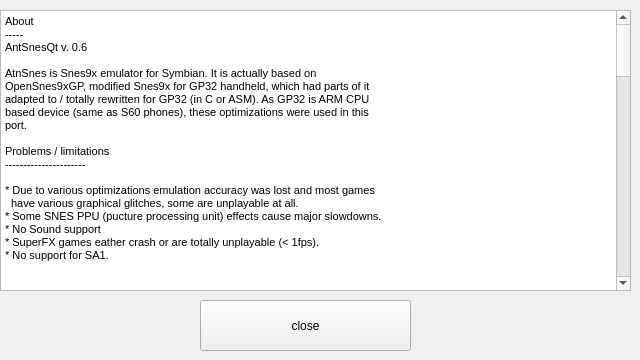
Old version of the form AntSnesQt/aboutdialog.ui in the repository Summeli/AntSnes.
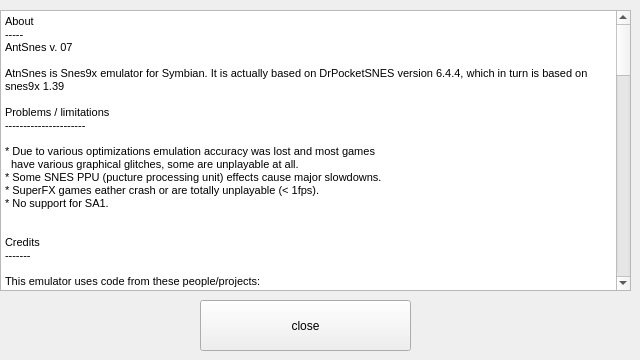
New version of the form.

Commit message: fixed keys, added showfps dialog. Added audiostuff with -0 flags in assembly for better audio quality -O2 stuff seems to be corrupting it.

The edit to the form file:
```diff
--- a/AntSnesQt/aboutdialog.ui
+++ b/AntSnesQt/aboutdialog.ui
@@ -61,13 +61,9 @@
 &lt;/style&gt;&lt;/head&gt;&lt;body style=&quot; font-family:'MS Shell Dlg 2'; font-size:8.25pt; font-weight:400; font-style:normal;&quot;&gt;
 &lt;p style=&quot; margin-top:0px; margin-bottom:0px; margin-left:0px; margin-right:0px; -qt-block-indent:0; text-indent:0px;&quot;&gt;&lt;span style=&quot; font-size:8pt;&quot;&gt;About&lt;/span&gt;&lt;/p&gt;
 &lt;p style=&quot; margin-top:0px; margin-bottom:0px; margin-left:0px; margin-right:0px; -qt-block-indent:0; text-indent:0px;&quot;&gt;&lt;span style=&quot; font-size:8pt;&quot;&gt;-----&lt;/span&gt;&lt;/p&gt;
-&lt;p style=&quot; margin-top:0px; margin-bottom:0px; margin-left:0px; margin-right:0px; -qt-block-indent:0; text-indent:0px;&quot;&gt;&lt;span style=&quot; font-size:8pt;&quot;&gt;AntSnesQt v. 0.6&lt;/span&gt;&lt;/p&gt;
+&lt;p style=&quot; margin-top:0px; margin-bottom:0px; margin-left:0px; margin-right:0px; -qt-block-indent:0; text-indent:0px;&quot;&gt;&lt;span style=&quot; font-size:8pt;&quot;&gt;AntSnes v. 07&lt;/span&gt;&lt;/p&gt;
 &lt;p style=&quot;-qt-paragraph-type:empty; margin-top:0px; margin-bottom:0px; margin-left:0px; margin-right:0px; -qt-block-indent:0; text-indent:0px; font-size:8pt;&quot;&gt;&lt;/p&gt;
-&lt;p style=&quot; margin-top:0px; margin-bottom:0px; margin-left:0px; margin-right:0px; -qt-block-indent:0; text-indent:0px;&quot;&gt;&lt;span style=&quot; font-size:8pt;&quot;&gt;AtnSnes is Snes9x emulator for Symbian. It is actually based on&lt;/span&gt;&lt;/p&gt;
-&lt;p style=&quot; margin-top:0px; margin-bottom:0px; margin-left:0px; margin-right:0px; -qt-block-indent:0; text-indent:0px;&quot;&gt;&lt;span style=&quot; font-size:8pt;&quot;&gt;OpenSnes9xGP, modified Snes9x for GP32 handheld, which had parts of it&lt;/span&gt;&lt;/p&gt;
-&lt;p style=&quot; margin-top:0px; margin-bottom:0px; margin-left:0px; margin-right:0px; -qt-block-indent:0; text-indent:0px;&quot;&gt;&lt;span style=&quot; font-size:8pt;&quot;&gt;adapted to / totally rewritten for GP32 (in C or ASM). As GP32 is ARM CPU&lt;/span&gt;&lt;/p&gt;
-&lt;p style=&quot; margin-top:0px; margin-bottom:0px; margin-left:0px; margin-right:0px; -qt-block-indent:0; text-indent:0px;&quot;&gt;&lt;span style=&quot; font-size:8pt;&quot;&gt;based device (same as S60 phones), these optimizations were used in this&lt;/span&gt;&lt;/p&gt;
-&lt;p style=&quot; margin-top:0px; margin-bottom:0px; margin-left:0px; margin-right:0px; -qt-block-indent:0; text-indent:0px;&quot;&gt;&lt;span style=&quot; font-size:8pt;&quot;&gt;port.&lt;/span&gt;&lt;/p&gt;
+&lt;p style=&quot; margin-top:0px; margin-bottom:0px; margin-left:0px; margin-right:0px; -qt-block-indent:0; text-indent:0px;&quot;&gt;&lt;span style=&quot; font-size:8pt;&quot;&gt;AtnSnes is Snes9x emulator for Symbian. It is actually based on DrPocketSNES version 6.4.4, which in turn is based on snes9x 1.39&lt;/span&gt;&lt;/p&gt;
 &lt;p style=&quot;-qt-paragraph-type:empty; margin-top:0px; margin-bottom:0px; margin-left:0px; margin-right:0px; -qt-block-indent:0; text-indent:0px; font-size:8pt;&quot;&gt;&lt;/p&gt;
 &lt;p style=&quot; margin-top:0px; margin-bottom:0px; margin-left:0px; margin-right:0px; -qt-block-indent:0; text-indent:0px;&quot;&gt;&lt;span style=&quot; font-size:8pt;&quot;&gt;Problems / limitations&lt;/span&gt;&lt;/p&gt;
 &lt;p style=&quot; margin-top:0px; margin-bottom:0px; margin-left:0px; margin-right:0px; -qt-block-indent:0; text-indent:0px;&quot;&gt;&lt;span style=&quot; font-size:8pt;&quot;&gt;----------------------&lt;/span&gt;&lt;/p&gt;
@@ -75,7 +71,6 @@
 &lt;p style=&quot; margin-top:0px; margin-bottom:0px; margin-left:0px; margin-right:0px; -qt-block-indent:0; text-indent:0px;&quot;&gt;&lt;span style=&quot; font-size:8pt;&quot;&gt;* Due to various optimizations emulation accuracy was lost and most games&lt;/span&gt;&lt;/p&gt;
 &lt;p style=&quot; margin-top:0px; margin-bottom:0px; margin-left:0px; margin-right:0px; -qt-block-indent:0; text-indent:0px;&quot;&gt;&lt;span style=&quot; font-size:8pt;&quot;&gt;  have various graphical glitches, some are unplayable at all.&lt;/span&gt;&lt;/p&gt;
 &lt;p style=&quot; margin-top:0px; margin-bottom:0px; margin-left:0px; margin-right:0px; -qt-block-indent:0; text-indent:0px;&quot;&gt;&lt;span style=&quot; font-size:8pt;&quot;&gt;* Some SNES PPU (pucture processing unit) effects cause major slowdowns.&lt;/span&gt;&lt;/p&gt;
-&lt;p style=&quot; margin-top:0px; margin-bottom:0px; margin-left:0px; margin-right:0px; -qt-block-indent:0; text-indent:0px;&quot;&gt;&lt;span style=&quot; font-size:8pt;&quot;&gt;* No Sound support&lt;/span&gt;&lt;/p&gt;
 &lt;p style=&quot; margin-top:0px; margin-bottom:0px; margin-left:0px; margin-right:0px; -qt-block-indent:0; text-indent:0px;&quot;&gt;&lt;span style=&quot; font-size:8pt;&quot;&gt;* SuperFX games eather crash or are totally unplayable (&amp;lt; 1fps).&lt;/span&gt;&lt;/p&gt;
 &lt;p style=&quot; margin-top:0px; margin-bottom:0px; margin-left:0px; margin-right:0px; -qt-block-indent:0; text-indent:0px;&quot;&gt;&lt;span style=&quot; font-size:8pt;&quot;&gt;* No support for SA1.&lt;/span&gt;&lt;/p&gt;
 &lt;p style=&quot;-qt-paragraph-type:empty; margin-top:0px; margin-bottom:0px; margin-left:0px; margin-right:0px; -qt-block-indent:0; text-indent:0px; font-size:8pt;&quot;&gt;&lt;/p&gt;
@@ -105,6 +100,9 @@
 &lt;p style=&quot; margin-top:0px; margin-bottom:0px; margin-left:0px; margin-right:0px; -qt-block-indent:0; text-indent:0px;&quot;&gt;&lt;span style=&quot; font-size:8pt;&quot;&gt;* AntSnesQt, the Symbian port with Qt&lt;/span&gt;&lt;/p&gt;
 &lt;p style=&quot; margin-top:0px; margin-bottom:0px; margin-left:0px; margin-right:0px; -qt-block-indent:0; text-indent:0px;&quot;&gt;&lt;span style=&quot; font-size:8pt;&quot;&gt;* minor code changes. &lt;/span&gt;&lt;/p&gt;
 &lt;p style=&quot;-qt-paragraph-type:empty; margin-top:0px; margin-bottom:0px; margin-left:0px; margin-right:0px; -qt-block-indent:0; text-indent:0px; font-size:8pt;&quot;&gt;&lt;/p&gt;
+&lt;p style=&quot; margin-top:0px; margin-bottom:0px; margin-left:0px; margin-right:0px; -qt-block-indent:0; text-indent:0px;&quot;&gt;&lt;span style=&quot; font-size:8pt;&quot;&gt;Clancyp&lt;/span&gt;&lt;/p&gt;
+&lt;p style=&quot; margin-top:0px; margin-bottom:0px; margin-left:0px; margin-right:0px; -qt-block-indent:0; text-indent:0px;&quot;&gt;&lt;span style=&quot; font-size:8pt;&quot;&gt;*Helping a lot with the Symbian^3 port. audio etc.&lt;/span&gt;&lt;/p&gt;
+&lt;p style=&quot;-qt-paragraph-type:empty; margin-top:0px; margin-bottom:0px; margin-left:0px; margin-right:0px; -qt-block-indent:0; text-indent:0px; font-size:8pt;&quot;&gt;&lt;/p&gt;
 &lt;p style=&quot; margin-top:0px; margin-bottom:0px; margin-left:0px; margin-right:0px; -qt-block-indent:0; text-indent:0px;&quot;&gt;&lt;span style=&quot; font-size:8pt;&quot;&gt;Saiyaku &lt;/span&gt;&lt;/p&gt;
 &lt;p style=&quot; margin-top:0px; margin-bottom:0px; margin-left:0px; margin-right:0px; -qt-block-indent:0; text-indent:0px;&quot;&gt;&lt;span style=&quot; font-size:8pt;&quot;&gt;* AntSnesQt logo and UI style&lt;/span&gt;&lt;/p&gt;
 &lt;p style=&quot; margin-top:0px; margin-bottom:0px; margin-left:0px; margin-right:0px; -qt-block-indent:0; text-indent:0px;&quot;&gt;&lt;span style=&quot; font-size:8pt;&quot;&gt;* large D-pad grapchis&lt;/span&gt;&lt;/p&gt;
```
The commit also changes 36 other files.
